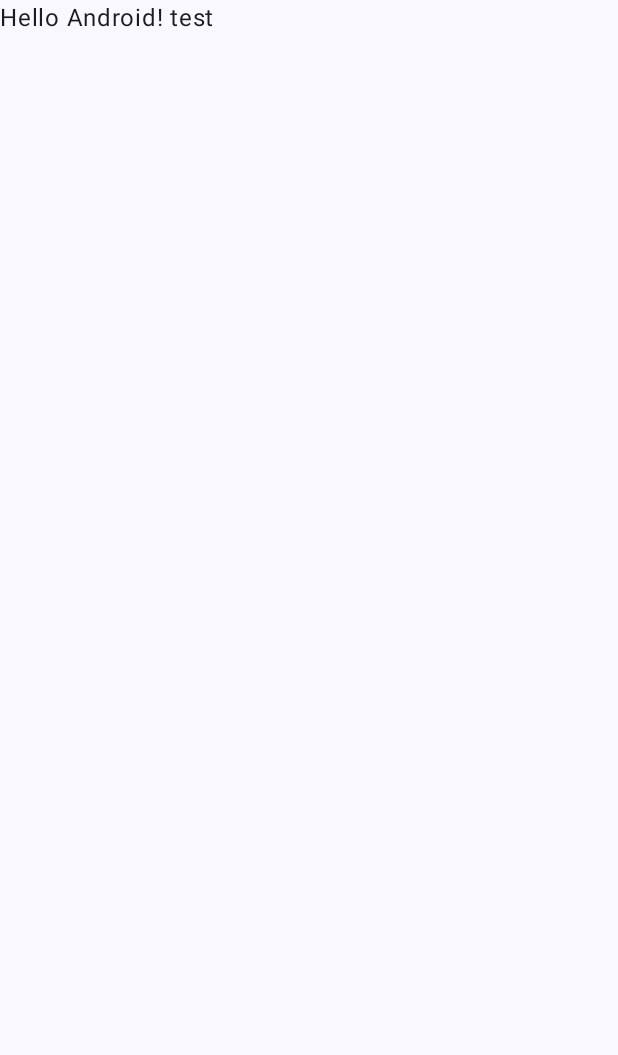
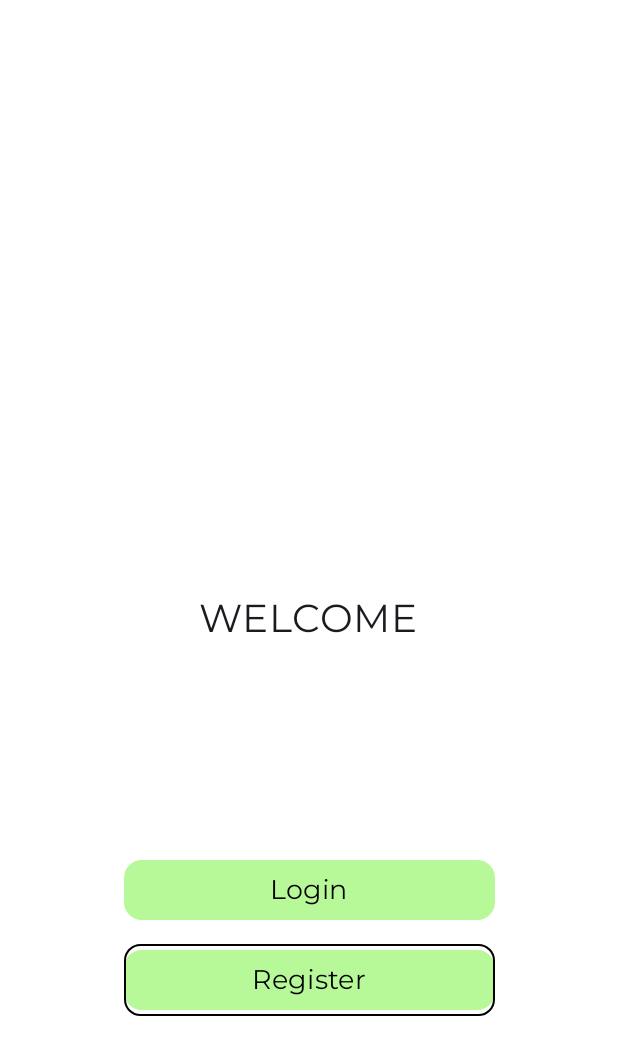
Before and after one commit to macp3/SnackTrackMobile, an Android app built with Jetpack Compose: the screen it shows after launch (MainActivity), on a phone screen of 412 x 824 dp. Before the commit the part shown is almost empty. Shown: the top 1055 px of the screen. Run offline under Robolectric (Android 15) with nearby library versions, the phone set to English and light mode, and no system bars.

Commit message:
Test push 2

```diff
--- a/app/src/main/java/study/snacktrackmobile/MainActivity.kt
+++ b/app/src/main/java/study/snacktrackmobile/MainActivity.kt
@@ -1,48 +1,25 @@
 package study.snacktrackmobile
-
 import android.os.Bundle
 import androidx.activity.ComponentActivity
 import androidx.activity.compose.setContent
-import androidx.activity.enableEdgeToEdge
-import androidx.compose.foundation.layout.fillMaxSize
-import androidx.compose.foundation.layout.padding
-import androidx.compose.material3.Scaffold
-import androidx.compose.material3.Text
-import androidx.compose.runtime.Composable
-import androidx.compose.ui.Modifier
-import androidx.compose.ui.tooling.preview.Preview
+import androidx.compose.ui.text.font.Font
+import androidx.compose.ui.text.font.FontFamily
+import androidx.compose.ui.text.font.FontWeight
 import study.snacktrackmobile.ui.theme.SnackTrackMobileTheme
+import study.snacktrackmobile.ui.views.LoginScreen
+
 
 class MainActivity : ComponentActivity() {
     override fun onCreate(savedInstanceState: Bundle?) {
         super.onCreate(savedInstanceState)
-        enableEdgeToEdge()
         setContent {
-            SnackTrackMobileTheme {
-                Scaffold(modifier = Modifier.fillMaxSize()) { innerPadding ->
-                    Greeting(
-                        name = "Android",
-                        modifier = Modifier.padding(innerPadding)
-                    )
-                }
+            SnackTrackMobileTheme{
+                LoginScreen(
+                    onLoginClick = {},
+                    onRegisterClick = {},
+                    onGoogleSignInClick = {}
+                )
             }
         }
     }
 }
-
-//test
-@Composable
-fun Greeting(name: String, modifier: Modifier = Modifier) {
-    Text(
-        text = "Hello $name! test",
-        modifier = modifier
-    )
-}
-
-@Preview(showBackground = true)
-@Composable
-fun GreetingPreview() {
-    SnackTrackMobileTheme {
-        Greeting("Android")
-    }
-}
--- /dev/null
+++ b/app/src/main/java/study/snacktrackmobile/ui/views/StartView.kt
@@ -0,0 +1,85 @@
+package study.snacktrackmobile.ui.views
+
+import androidx.compose.foundation.background
+import androidx.compose.foundation.border
+import androidx.compose.foundation.layout.*
+import androidx.compose.foundation.shape.CircleShape
+import androidx.compose.foundation.shape.RoundedCornerShape
+import androidx.compose.material3.*
+import androidx.compose.runtime.Composable
+import androidx.compose.ui.Alignment
+import androidx.compose.ui.Modifier
+import androidx.compose.ui.graphics.Color
+import androidx.compose.ui.res.*
+import androidx.compose.ui.text.font.*
+import androidx.compose.ui.unit.dp
+import androidx.compose.ui.unit.sp
+import study.snacktrackmobile.R
+
+@Composable
+fun LoginScreen(
+    onLoginClick: () -> Unit,
+    onRegisterClick: () -> Unit,
+    onGoogleSignInClick: () -> Unit
+) {
+    val montserratFont = FontFamily(
+        Font(R.font.montserrat, weight = FontWeight.Normal)
+    )
+    Surface(
+        modifier = Modifier.fillMaxSize(),
+        color = Color.White
+    ) {
+        Box(modifier = Modifier.fillMaxSize()) {
+
+            Text(
+                text = "WELCOME",
+                fontSize = 26.sp,
+                fontFamily = montserratFont,
+                modifier = Modifier.align(Alignment.Center)
+            )
+
+            Column(
+                modifier = Modifier
+                    .fillMaxWidth()
+                    .align(Alignment.BottomCenter)
+                    .padding(bottom = 60.dp),
+                horizontalAlignment = Alignment.CenterHorizontally
+            ) {
+
+                Button(
+                    onClick = { },
+                    modifier = Modifier
+                        .fillMaxWidth(0.6f)
+                        .padding(vertical = 6.dp),
+                    colors = ButtonDefaults.buttonColors(containerColor = Color(0xffB7F999)),
+                    shape = RoundedCornerShape(12.dp)
+                ) {
+                    Text(text = "Login", fontSize = 18.sp, fontFamily = montserratFont, color = Color.Black)
+                }
+
+                Button(
+                    onClick = { },
+                    modifier = Modifier
+                        .fillMaxWidth(0.6f)
+                        .padding(vertical = 6.dp)
+                        .border(width = 1.dp, color = Color.Black, shape = RoundedCornerShape(11.dp)),
+                    colors = ButtonDefaults.buttonColors(containerColor = Color(0xffB7F999)),
+                    shape = RoundedCornerShape(12.dp),
+                ) {
+                    Text(text = "Register", fontSize = 18.sp, fontFamily = montserratFont, color = Color.Black)
+                }
+
+                Spacer(modifier = Modifier.height(25.dp))
+
+                Button(
+                    onClick = { },
+                    shape = CircleShape,
+                    colors = ButtonDefaults.buttonColors(containerColor = Color.White),
+                    modifier = Modifier.size(55.dp)
+                ) {
+                    Text(text = "G", fontSize = 20.sp, fontFamily = montserratFont,)
+                }
+            }
+        }
+    }
+}
--- /dev/null
+++ b/app/src/main/res/values-night/styles.xml
@@ -0,0 +1,6 @@
+<resources>
+    <style name="Widget.Theme.SnackTrackMobile.MyView" parent="">
+        <item name="android:background">@color/gray_600</item>
+        <item name="exampleColor">@color/light_blue_600</item>
+    </style>
+</resources>
--- a/app/src/main/res/values/colors.xml
+++ b/app/src/main/res/values/colors.xml
@@ -7,4 +7,8 @@
     <color name="teal_700">#FF018786</color>
     <color name="black">#FF000000</color>
     <color name="white">#FFFFFFFF</color>
+    <color name="light_blue_400">#FF29B6F6</color>
+    <color name="light_blue_600">#FF039BE5</color>
+    <color name="gray_400">#FFBDBDBD</color>
+    <color name="gray_600">#FF757575</color>
 </resources>
--- /dev/null
+++ b/app/src/main/res/values/styles.xml
@@ -0,0 +1,6 @@
+<resources>
+    <style name="Widget.Theme.SnackTrackMobile.MyView" parent="">
+        <item name="android:background">@color/gray_400</item>
+        <item name="exampleColor">@color/light_blue_400</item>
+    </style>
+</resources>
```
Also changed, not shown: app/src/main/res/values/attrs_start_view.xml (added, +8 -0 lines), app/src/main/res/font/montserrat.ttf (added).
